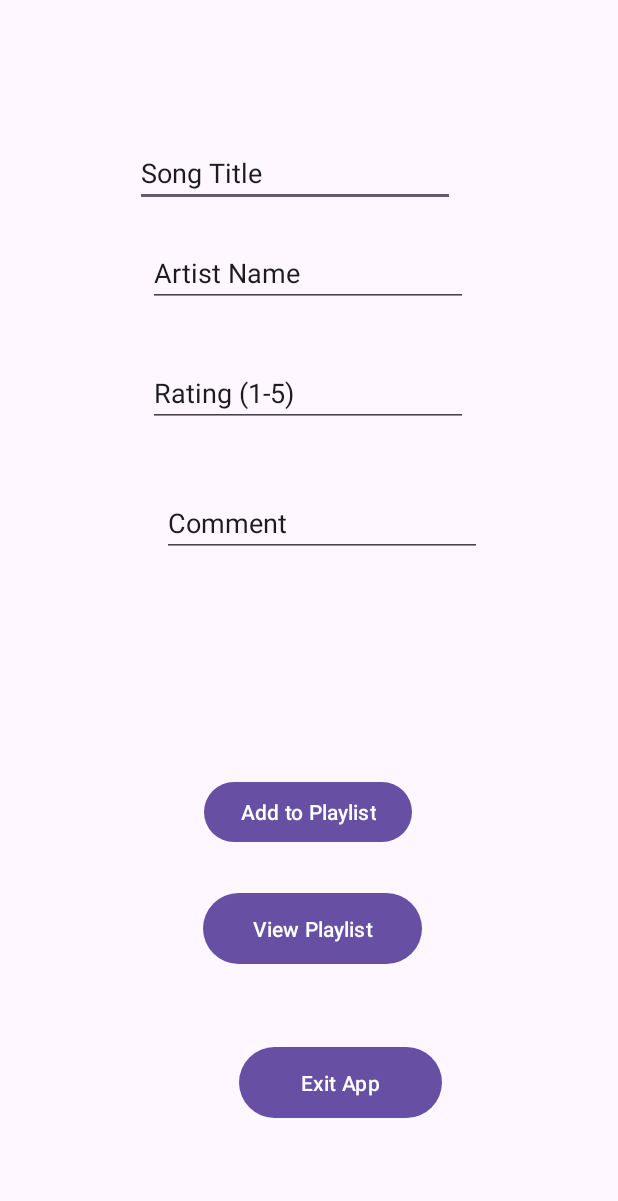
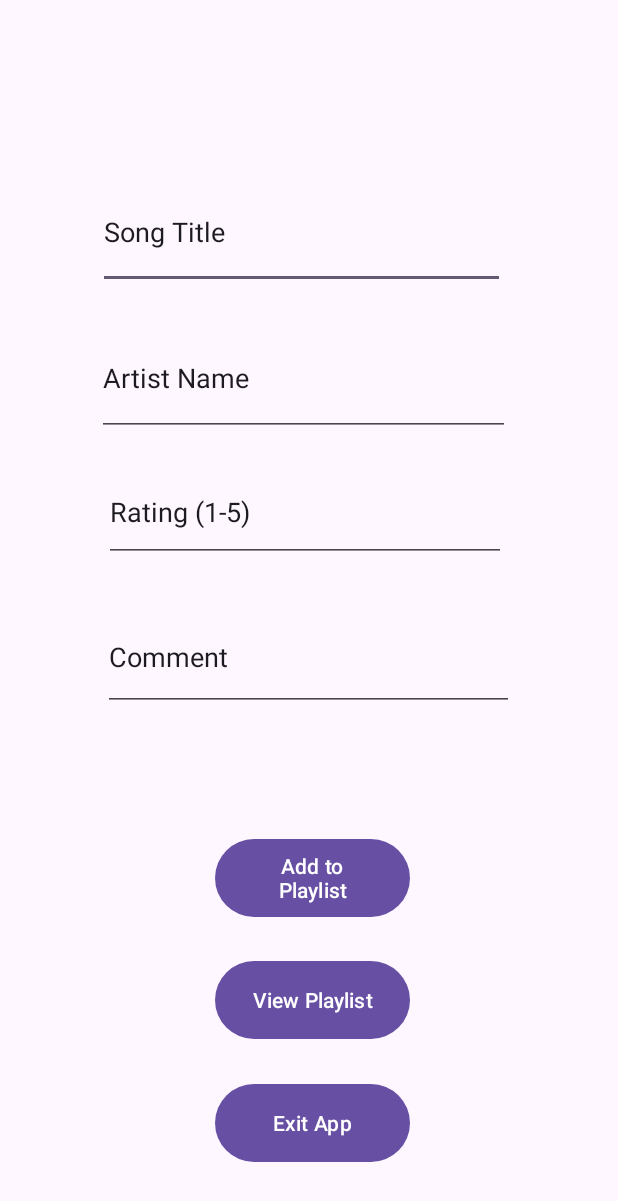
Before and after one commit to VCSTDN2024/imad5112-practicum-2025-StephenChristie12345, an Android app: the screen it shows after launch (MainActivity), on a phone screen of 412 x 824 dp. Shown: the top 1201 px of the screen. Run offline under Robolectric (Android 15) with nearby library versions, the phone set to English and light mode, and no system bars.

Commit message:
Did the main code for the MainActivity

```diff
--- /dev/null
+++ b/app/src/main/java/com/example/musicplaylist/R.kt
@@ -0,0 +1,5 @@
+package com.example.musicplaylist
+
+class R {
+
+}
--- a/app/src/main/res/layout/activity_main.xml
+++ b/app/src/main/res/layout/activity_main.xml
@@ -9,94 +9,94 @@
 
     <Button
         android:id="@+id/exit_button"
-        android:layout_width="135dp"
-        android:layout_height="55dp"
+        android:layout_width="130dp"
+        android:layout_height="60dp"
         android:text="Exit App"
         app:layout_constraintBottom_toBottomOf="parent"
         app:layout_constraintEnd_toEndOf="parent"
-        app:layout_constraintHorizontal_bias="0.576"
+        app:layout_constraintHorizontal_bias="0.508"
         app:layout_constraintStart_toStartOf="parent"
         app:layout_constraintTop_toTopOf="parent"
-        app:layout_constraintVertical_bias="0.903" />
+        app:layout_constraintVertical_bias="0.941" />
 
     <Button
         android:id="@+id/add_button"
-        android:layout_width="wrap_content"
-        android:layout_height="wrap_content"
+        android:layout_width="130dp"
+        android:layout_height="60dp"
         android:text="Add to Playlist"
         app:layout_constraintBottom_toBottomOf="parent"
         app:layout_constraintEnd_toEndOf="parent"
-        app:layout_constraintHorizontal_bias="0.498"
+        app:layout_constraintHorizontal_bias="0.508"
         app:layout_constraintStart_toStartOf="parent"
         app:layout_constraintTop_toTopOf="parent"
-        app:layout_constraintVertical_bias="0.667" />
+        app:layout_constraintVertical_bias="0.727" />
 
     <Button
         android:id="@+id/view_button"
-        android:layout_width="146dp"
-        android:layout_height="55dp"
+        android:layout_width="130dp"
+        android:layout_height="60dp"
         android:text="View Playlist"
         app:layout_constraintBottom_toBottomOf="parent"
         app:layout_constraintEnd_toEndOf="parent"
-        app:layout_constraintHorizontal_bias="0.509"
+        app:layout_constraintHorizontal_bias="0.508"
         app:layout_constraintStart_toStartOf="parent"
         app:layout_constraintTop_toTopOf="parent"
-        app:layout_constraintVertical_bias="0.769" />
+        app:layout_constraintVertical_bias="0.833" />
 
     <EditText
         android:id="@+id/editText1"
-        android:layout_width="wrap_content"
-        android:layout_height="wrap_content"
+        android:layout_width="271dp"
+        android:layout_height="75dp"
         android:ems="10"
         android:inputType="text"
         android:text="Song Title"
         app:layout_constraintBottom_toBottomOf="parent"
         app:layout_constraintEnd_toEndOf="parent"
-        app:layout_constraintHorizontal_bias="0.452"
+        app:layout_constraintHorizontal_bias="0.464"
         app:layout_constraintStart_toStartOf="parent"
         app:layout_constraintTop_toTopOf="parent"
-        app:layout_constraintVertical_bias="0.119" />
+        app:layout_constraintVertical_bias="0.157" />
 
     <EditText
         android:id="@+id/editText2"
-        android:layout_width="wrap_content"
-        android:layout_height="wrap_content"
+        android:layout_width="275dp"
+        android:layout_height="77dp"
         android:ems="10"
         android:inputType="text"
         android:text="Artist Name"
         app:layout_constraintBottom_toBottomOf="parent"
         app:layout_constraintEnd_toEndOf="parent"
-        app:layout_constraintHorizontal_bias="0.497"
+        app:layout_constraintHorizontal_bias="0.475"
         app:layout_constraintStart_toStartOf="parent"
         app:layout_constraintTop_toTopOf="parent"
-        app:layout_constraintVertical_bias="0.205" />
+        app:layout_constraintVertical_bias="0.286" />
 
     <EditText
         android:id="@+id/editText3"
-        android:layout_width="wrap_content"
-        android:layout_height="wrap_content"
+        android:layout_width="268dp"
+        android:layout_height="66dp"
         android:ems="10"
         android:inputType="text"
         android:text="Rating (1-5)"
         app:layout_constraintBottom_toBottomOf="parent"
         app:layout_constraintEnd_toEndOf="parent"
-        app:layout_constraintHorizontal_bias="0.497"
+        app:layout_constraintHorizontal_bias="0.482"
         app:layout_constraintStart_toStartOf="parent"
         app:layout_constraintTop_toTopOf="parent"
-        app:layout_constraintVertical_bias="0.307" />
+        app:layout_constraintVertical_bias="0.407" />
 
     <EditText
         android:id="@+id/editText4"
-        android:layout_width="wrap_content"
-        android:layout_height="wrap_content"
+        android:layout_width="274dp"
+        android:layout_height="72dp"
         android:ems="10"
         android:inputType="text"
         android:text="Comment"
         app:layout_constraintBottom_toBottomOf="parent"
         app:layout_constraintEnd_toEndOf="parent"
-        app:layout_constraintHorizontal_bias="0.542"
+        app:layout_constraintHorizontal_bias="0.496"
         app:layout_constraintStart_toStartOf="parent"
         app:layout_constraintTop_toTopOf="parent"
-        app:layout_constraintVertical_bias="0.419" />
+        app:layout_constraintVertical_bias="0.535" />
 
 </androidx.constraintlayout.widget.ConstraintLayout>
```
Also changed, not shown: app/src/main/java/com/example/musicmanager/DetailedActivity.kt (added, +55 -0 lines), app/src/main/java/com/example/musicmanager/MainActivity2.kt (deleted, +0 -60 lines).
